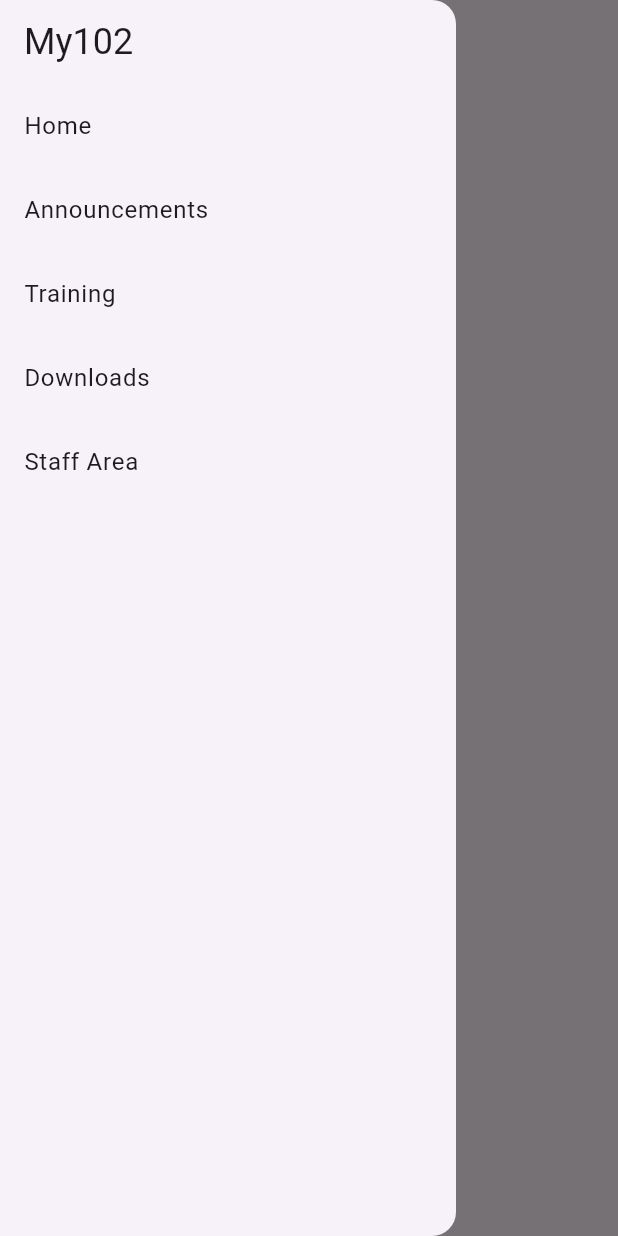
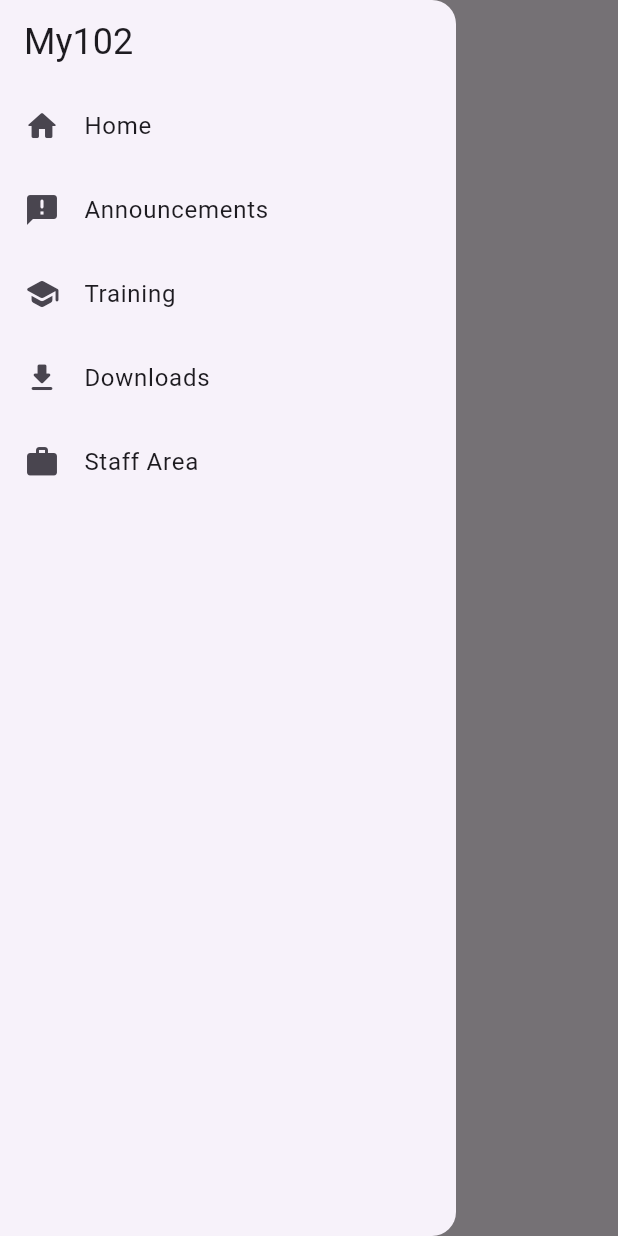
Before and after one commit to marcyiu/my102, a Flutter app: the screen it shows after launch, with the side drawer open, on a phone screen of 412 x 824 dp. Run offline on Flutter 3.47's test engine with Material 2 defaults, Android fonts, the phone set to English and light mode, and no system bars; our stand-ins replace firebase_core; accounts and stored records are empty.

Commit message:
added drawer icons

```diff
--- a/lib/screens/Home/home_screen.dart
+++ b/lib/screens/Home/home_screen.dart
@@ -18,30 +18,35 @@ class HomeScreen extends StatelessWidget {
               ),
             ),
             ListTile(
+              leading: Icon(Icons.home_rounded),
               title: Text('Home'),
               onTap: () {
                 Navigator.pop(context);
               },
             ),
             ListTile(
+              leading: Icon(Icons.announcement_rounded),
               title: Text('Announcements'),
               onTap: () {
                 Navigator.pop(context);
               },
             ),
             ListTile(
+              leading: Icon(Icons.school_rounded),
               title: Text('Training'),
               onTap: () {
                 Navigator.pop(context);
               },
             ),
             ListTile(
+              leading: Icon(Icons.download_rounded),
               title: Text('Downloads'),
               onTap: () {
                 Navigator.pop(context);
               },
             ),
             ListTile(
+              leading: Icon(Icons.work_rounded),
               title: Text('Staff Area'),
               onTap: () {
                 Navigator.pop(context);
```
